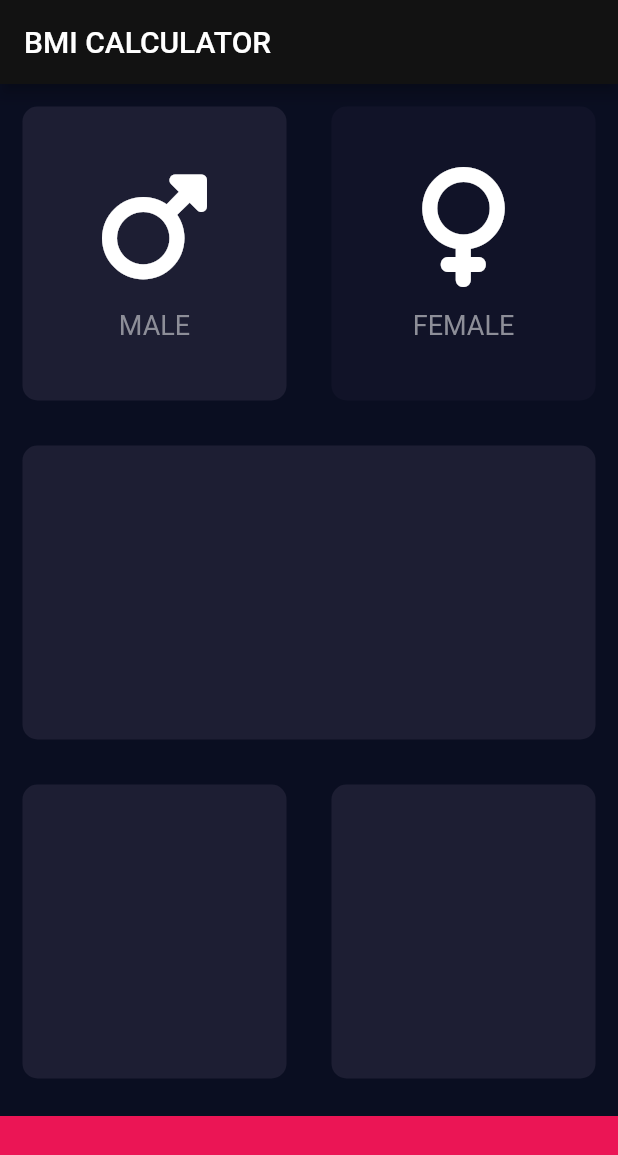
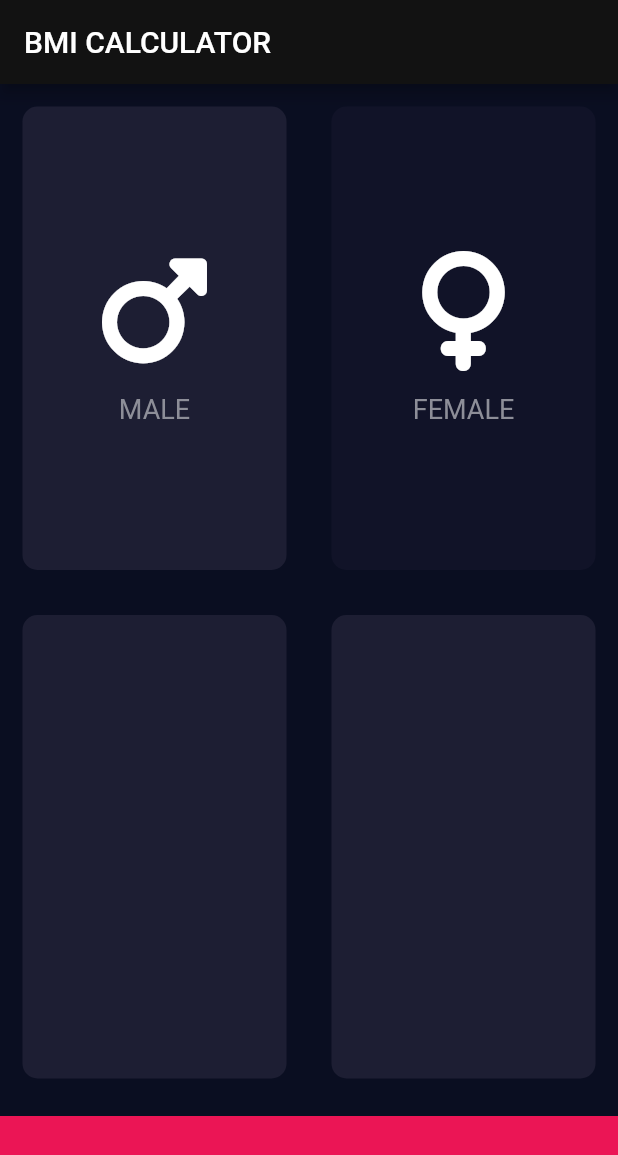
Before and after one commit to MateuszRajczyk/BMICalculator, a Flutter app: the screen it shows after launch, after a tap on "MALE", on a phone screen of 412 x 824 dp. Shown: the top 1155 px of the screen. Run offline on Flutter 3.47's test engine with Material 2 defaults, Android fonts, the phone set to English and light mode, and no system bars; our stand-ins replace font_awesome_flutter.

Commit message:
refactor code, move gesture detector to reusable card.dart , simplify change color function for top buttons

```diff
--- a/lib/input_page.dart
+++ b/lib/input_page.dart
@@ -9,6 +9,11 @@ const bottomContainerColor = Color(0xFFEB1555);
 const inactiveCardColor = Color(0xFF111328);
 const activeCardColor = Color(0xFF1D1E33);
 
+enum Gender {
+  male,
+  female,
+}
+
 class InputPage extends StatefulWidget {
   const InputPage({super.key});
 
@@ -17,30 +22,7 @@ class InputPage extends StatefulWidget {
 }
 
 class _InputPageState extends State<InputPage> {
-  Color maleCardColor = inactiveCardColor;
-  Color femaleCardColor = inactiveCardColor;
-
-  // 1 = male, 2 = female
-  void updateColor(int gender) {
-    // male card pressed
-    if (gender == 1) {
-      if (maleCardColor == inactiveCardColor) {
-        maleCardColor = activeCardColor;
-        femaleCardColor = inactiveCardColor;
-      } else {
-        maleCardColor = inactiveCardColor;
-      }
-    }
-    // female card pressed
-    if (gender == 2) {
-      if (femaleCardColor == inactiveCardColor) {
-        femaleCardColor = activeCardColor;
-        maleCardColor = inactiveCardColor;
-      } else {
-        femaleCardColor = inactiveCardColor;
-      }
-    }
-  }
+  Gender? selectedGender;
 
   @override
   Widget build(BuildContext context) {
@@ -54,18 +36,18 @@ class _InputPageState extends State<InputPage> {
               child: Row(
                 children: [
                   Expanded(
-                    child: GestureDetector(
-                      onTap: () {
+                    child: ReuseableCard(
+                      onPress: () {
                         setState(() {
-                          updateColor(1);
+                          selectedGender = Gender.male;
                         });
                       },
-                      child: ReuseableCard(
-                        color: maleCardColor,
-                        cardChild: const IconContent(
-                          icon: FontAwesomeIcons.mars,
-                          label: 'MALE',
-                        ),
+                      color: selectedGender == Gender.male
+                          ? activeCardColor
+                          : inactiveCardColor,
+                      cardChild: const IconContent(
+                        icon: FontAwesomeIcons.mars,
+                        label: 'MALE',
                       ),
                     ),
                   ),
@@ -73,11 +55,13 @@ class _InputPageState extends State<InputPage> {
                     child: GestureDetector(
                       onTap: () {
                         setState(() {
-                          updateColor(2);
+                          selectedGender = Gender.female;
                         });
                       },
                       child: ReuseableCard(
-                        color: femaleCardColor,
+                        color: selectedGender == Gender.female
+                            ? activeCardColor
+                            : inactiveCardColor,
                         cardChild: const IconContent(
                           icon: FontAwesomeIcons.venus,
                           label: 'FEMALE',
@@ -88,11 +72,11 @@ class _InputPageState extends State<InputPage> {
                 ],
               ),
             ),
-            const Expanded(
-              child: ReuseableCard(
-                cardChild: Row(),
-              ),
-            ),
+            // Expanded(
+            //   child: ReuseableCard(
+            //     cardChild: Container(),
+            //   ),
+            // ),
             const Expanded(
               child: Row(
                 children: [
--- a/lib/reusable_card.dart
+++ b/lib/reusable_card.dart
@@ -4,20 +4,25 @@ class ReuseableCard extends StatelessWidget {
   const ReuseableCard(
       {this.color = const Color(0xFF1D1E33),
       required this.cardChild,
+      this.onPress,
       super.key});
 
   final Color color;
   final Widget cardChild;
+  final void Function()? onPress;
 
   @override
   Widget build(BuildContext context) {
-    return Container(
-      margin: const EdgeInsets.all(15.0),
-      decoration: BoxDecoration(
-        color: color,
-        borderRadius: BorderRadius.circular(10.0),
+    return GestureDetector(
+      onTap: onPress,
+      child: Container(
+        margin: const EdgeInsets.all(15.0),
+        decoration: BoxDecoration(
+          color: color,
+          borderRadius: BorderRadius.circular(10.0),
+        ),
+        child: cardChild,
       ),
-      child: cardChild,
     );
   }
 }
```
